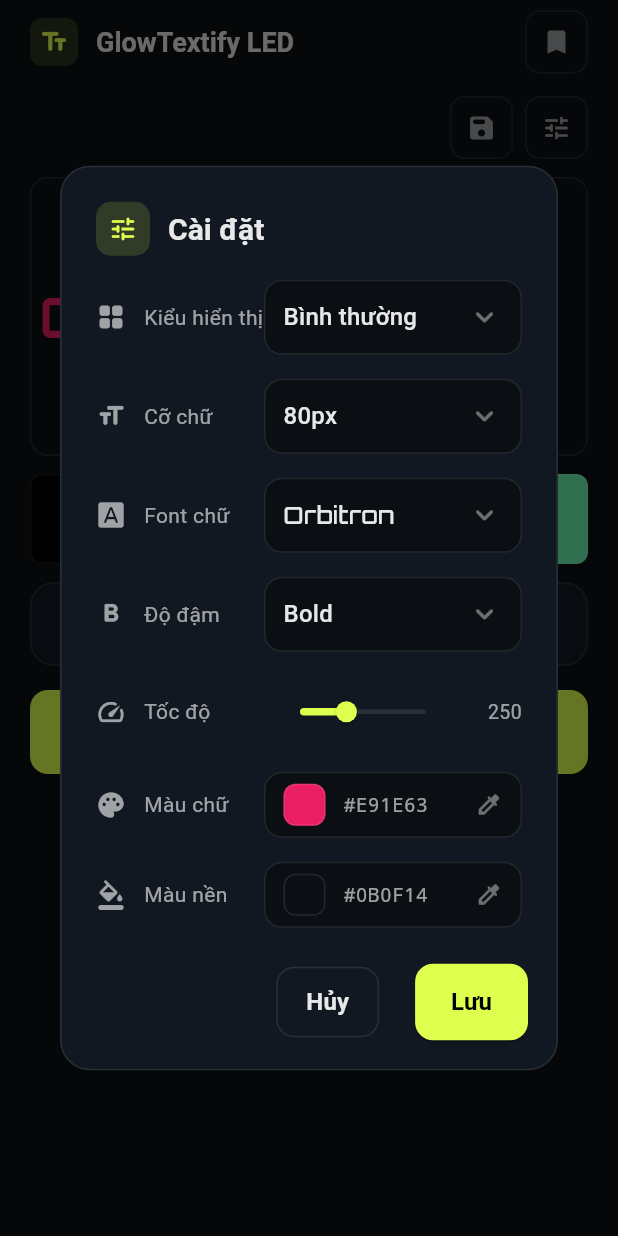
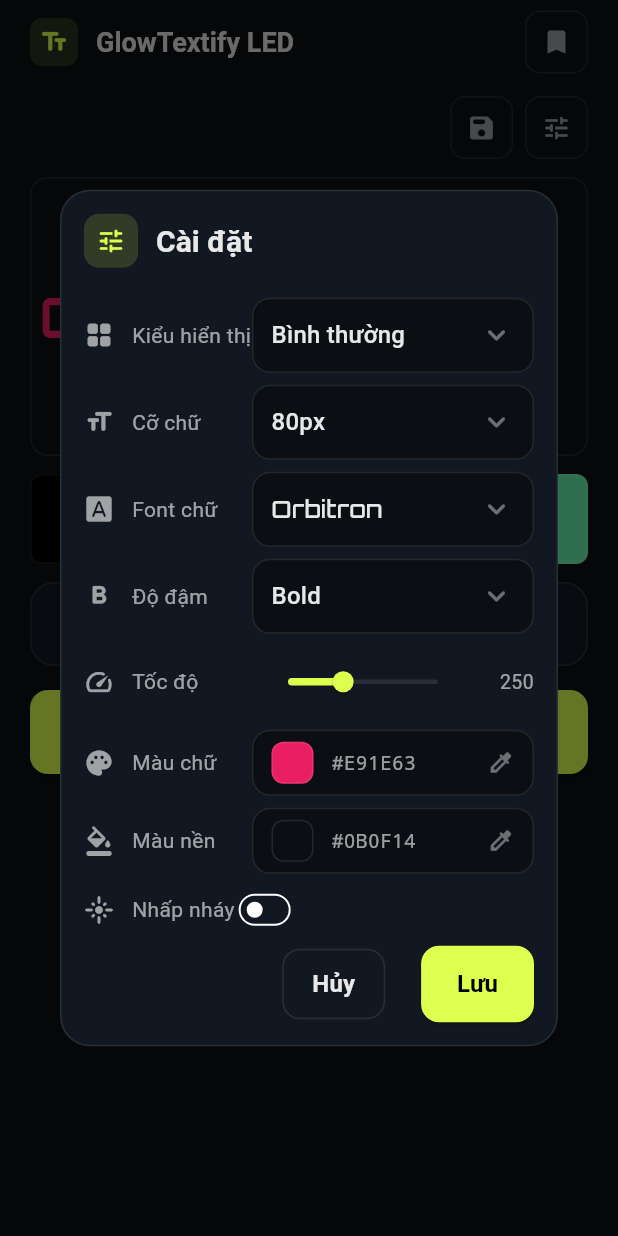
Before and after one commit to doantu05150/Text-Runner-App, a Flutter app: the screen it shows after launch, after a tap on the "tune" icon, on a phone screen of 412 x 824 dp. Run offline on Flutter 3.47's test engine with Material 3 defaults, Android fonts, the phone set to English and light mode, and no system bars; our stand-ins replace google_fonts, shared_preferences, wakelock_plus.

Commit message:
feat: add blink text settings

```diff
--- a/lib/main.dart
+++ b/lib/main.dart
@@ -48,6 +48,8 @@
               backgroundColor: args['backgroundColor'] as Color,
               speed: args['speed'] as double? ?? 150.0,
               displayStyle: args['displayStyle'] as DisplayStyle? ?? DisplayStyle.normal,
+              blinkText: args['blinkText'] as bool? ?? false,
+              blinkSpeed: args['blinkSpeed'] as double? ?? 500.0,
             ),
           );
         }
--- a/lib/models/saved_item.dart
+++ b/lib/models/saved_item.dart
@@ -8,6 +8,8 @@
   final int backgroundColorValue;
   final double speed;
   final String displayStyle; // 'normal' or 'led'
+  final bool blinkText;
+  final double blinkSpeed;
   final DateTime createdAt;
 
   SavedItem({
@@ -20,6 +22,8 @@
     required this.backgroundColorValue,
     this.speed = 150.0,
     this.displayStyle = 'normal',
+    this.blinkText = false,
+    this.blinkSpeed = 500.0,
     required this.createdAt,
   });
 
@@ -33,6 +37,8 @@
     'backgroundColorValue': backgroundColorValue,
     'speed': speed,
     'displayStyle': displayStyle,
+    'blinkText': blinkText,
+    'blinkSpeed': blinkSpeed,
     'createdAt': createdAt.toIso8601String(),
   };
 
@@ -46,6 +52,8 @@
     backgroundColorValue: json['backgroundColorValue'],
     speed: (json['speed'] as num?)?.toDouble() ?? 150.0,
     displayStyle: json['displayStyle'] as String? ?? 'normal',
+    blinkText: json['blinkText'] as bool? ?? false,
+    blinkSpeed: (json['blinkSpeed'] as num?)?.toDouble() ?? 500.0,
     createdAt: DateTime.parse(json['createdAt']),
   );
 }
--- a/lib/screens/home_screen.dart
+++ b/lib/screens/home_screen.dart
@@ -31,6 +31,8 @@
   Color _backgroundColor = AppColors.bgMain;
   double _speed = 250.0;
   DisplayStyle _displayStyle = DisplayStyle.normal;
+  bool _blinkText = false;
+  double _blinkSpeed = 500.0; // milliseconds
 
   static const double _inputFontSize = 18.0;
   static const double _minInputHeight = 56.0;
@@ -51,6 +53,8 @@
   late Color _tempBackgroundColor;
   late double _tempSpeed;
   late DisplayStyle _tempDisplayStyle;
+  late bool _tempBlinkText;
+  late double _tempBlinkSpeed;
 
   final List<double> _fontSizeOptions = List.generate(
     ((240 - 56) ~/ 4) + 1,
@@ -89,6 +93,8 @@
     _tempBackgroundColor = _backgroundColor;
     _tempSpeed = _speed;
     _tempDisplayStyle = _displayStyle;
+    _tempBlinkText = _blinkText;
+    _tempBlinkSpeed = _blinkSpeed;
     _controller.addListener(_onTextChanged);
     WidgetsBinding.instance.addPostFrameCallback((_) => _updateInputHeight());
   }
@@ -171,6 +177,8 @@
       backgroundColorValue: _backgroundColor.toARGB32(),
       speed: _speed,
       displayStyle: _displayStyle.name,
+      blinkText: _blinkText,
+      blinkSpeed: _blinkSpeed,
       createdAt: DateTime.now(),
     );
 
@@ -216,6 +224,8 @@
         'fontWeight': _fontWeight,
         'speed': _speed,
         'displayStyle': _displayStyle,
+        'blinkText': _blinkText,
+        'blinkSpeed': _blinkSpeed,
       },
     );
   }
@@ -229,6 +239,8 @@
     _tempBackgroundColor = _backgroundColor;
     _tempSpeed = _speed;
     _tempDisplayStyle = _displayStyle;
+    _tempBlinkText = _blinkText;
+    _tempBlinkSpeed = _blinkSpeed;
 
     showDialog(
       context: context,
@@ -236,6 +248,8 @@
         builder: (context, setDialogState) {
           return AlertDialog(
             backgroundColor: AppColors.bgCard,
+            contentPadding: const EdgeInsets.fromLTRB(16, 12, 16, 0),
+            titlePadding: const EdgeInsets.fromLTRB(16, 16, 16, 8),
             shape: RoundedRectangleBorder(
               borderRadius: BorderRadius.circular(20),
               side: const BorderSide(color: AppColors.border),
@@ -287,7 +301,7 @@
                       },
                     ),
                   ),
-                  const SizedBox(height: 16),
+                  const SizedBox(height: 8),
 
                   // Font Size
                   _buildSettingRow(
@@ -304,7 +318,7 @@
                       },
                     ),
                   ),
-                  const SizedBox(height: 16),
+                  const SizedBox(height: 8),
 
                   // Font Family
                   _buildSettingRow(
@@ -321,7 +335,7 @@
                       },
                     ),
                   ),
-                  const SizedBox(height: 16),
+                  const SizedBox(height: 8),
 
                   // Font Weight
                   _buildSettingRow(
@@ -338,7 +352,7 @@
                       },
                     ),
                   ),
-                  const SizedBox(height: 16),
+                  const SizedBox(height: 8),
 
                   // Speed
                   _buildSettingRow(
@@ -376,7 +390,7 @@
                       ],
                     ),
                   ),
-                  const SizedBox(height: 16),
+                  const SizedBox(height: 8),
 
                   // Text Color
                   _buildSettingRow(
@@ -384,7 +398,7 @@
                     label: 'Màu chữ',
                     child: _buildColorSwatch(_tempTextColor, () => _showColorPickerInDialog(setDialogState, true)),
                   ),
-                  const SizedBox(height: 16),
+                  const SizedBox(height: 8),
 
                   // Background Color
                   _buildSettingRow(
@@ -392,10 +406,59 @@
                     label: 'Màu nền',
                     child: _buildColorSwatch(_tempBackgroundColor, () => _showColorPickerInDialog(setDialogState, false)),
                   ),
+                  const SizedBox(height: 8),
+
+                  // Blink Text
+                  Row(
+                    children: [
+                      const Icon(Icons.flare_rounded, size: 20, color: AppColors.textSecondary),
+                      const SizedBox(width: 12),
+                      const Text('Nhấp nháy', style: TextStyle(color: AppColors.textSecondary, fontSize: 14)),
+                      SizedBox(
+                        height: 32,
+                        child: FittedBox(
+                          child: Switch(
+                            value: _tempBlinkText,
+                            activeThumbColor: AppColors.primary,
+                            onChanged: (value) => setDialogState(() => _tempBlinkText = value),
+                          ),
+                        ),
+                      ),
+                      if (_tempBlinkText) ...[
+                        Expanded(
+                          child: SliderTheme(
+                            data: SliderTheme.of(context).copyWith(
+                              activeTrackColor: AppColors.primary,
+                              inactiveTrackColor: AppColors.border,
+                              thumbColor: AppColors.primary,
+                              overlayColor: AppColors.primarySoft,
+                              trackHeight: 3,
+                              thumbShape: const RoundSliderThumbShape(enabledThumbRadius: 7),
+                            ),
+                            child: Slider(
+                              value: _tempBlinkSpeed,
+                              min: 100,
+                              max: 1000,
+                              divisions: 18,
+                              onChanged: (value) => setDialogState(() => _tempBlinkSpeed = value),
+                            ),
+                          ),
+                        ),
+                        SizedBox(
+                          width: 40,
+                          child: Text(
+                            '${_tempBlinkSpeed.round()}',
+                            style: const TextStyle(color: AppColors.textSecondary, fontSize: 13),
+                            textAlign: TextAlign.right,
+                          ),
+                        ),
+                      ],
+                    ],
+                  ),
                 ],
               ),
             ),
-            actionsPadding: const EdgeInsets.fromLTRB(20, 0, 20, 20),
+            actionsPadding: const EdgeInsets.fromLTRB(16, 8, 16, 16),
             actions: [
               AppButton(
                 isPrimary: false,
@@ -413,6 +476,8 @@
                     _backgroundColor = _tempBackgroundColor;
                     _speed = _tempSpeed;
                     _displayStyle = _tempDisplayStyle;
+                    _blinkText = _tempBlinkText;
+                    _blinkSpeed = _tempBlinkSpeed;
                   });
                   Navigator.pop(context);
                 },
@@ -696,6 +761,8 @@
               backgroundColor: _backgroundColor,
               speed: _speed,
               displayStyle: _displayStyle,
+              blinkText: _blinkText,
+              blinkSpeed: _blinkSpeed,
             ),
             const SizedBox(height: 12),
             // Quick Themes
@@ -723,7 +790,7 @@
                 _buildQuickTheme(
                   label: 'LED',
                   bgColor: Colors.red,
-                  textColor: Colors.white,
+                  textColor: Colors.black,
                 ),
                 _buildQuickTheme(
                   label: 'App',
--- a/lib/screens/run_screen.dart
+++ b/lib/screens/run_screen.dart
@@ -15,6 +15,8 @@
   final Color backgroundColor;
   final double speed;
   final DisplayStyle displayStyle;
+  final bool blinkText;
+  final double blinkSpeed;
 
   const RunScreen({
     super.key,
@@ -26,6 +28,8 @@
     required this.backgroundColor,
     this.speed = 50.0,
     this.displayStyle = DisplayStyle.normal,
+    this.blinkText = false,
+    this.blinkSpeed = 500.0,
   });
 
   @override
@@ -33,11 +37,14 @@
 }
 
 class _RunScreenState extends State<RunScreen>
-    with SingleTickerProviderStateMixin {
+    with TickerProviderStateMixin {
   late AnimationController _controller;
   late Animation<double> _animation;
   double _textWidth = 0;
   double _screenWidth = 0;
+
+  // Blink
+  AnimationController? _blinkController;
 
   // LED pixel data
   Uint8List? _ledPixels;
@@ -65,6 +72,13 @@
     );
 
     _animation = Tween<double>(begin: 0, end: 1).animate(_controller);
+
+    if (widget.blinkText) {
+      _blinkController = AnimationController(
+        vsync: this,
+        duration: Duration(milliseconds: widget.blinkSpeed.round()),
+      )..repeat(reverse: true);
+    }
 
     WidgetsBinding.instance.addPostFrameCallback((_) {
       _calculateDimensions();
@@ -155,6 +169,7 @@
     try {
       WakelockPlus.disable();
     } catch (_) {}
+    _blinkController?.dispose();
     _controller.dispose();
     super.dispose();
   }
@@ -229,9 +244,16 @@
 
   @override
   Widget build(BuildContext context) {
-    final content = widget.displayStyle == DisplayStyle.led
+    Widget content = widget.displayStyle == DisplayStyle.led
         ? _buildLedText()
         : _buildNormalText();
+
+    if (_blinkController != null) {
+      content = FadeTransition(
+        opacity: _blinkController!,
+        child: content,
+      );
+    }
 
     return Scaffold(
       backgroundColor: widget.backgroundColor,
--- a/lib/widgets/preview_run_widget.dart
+++ b/lib/widgets/preview_run_widget.dart
@@ -14,6 +14,8 @@
   final Color backgroundColor;
   final double speed;
   final DisplayStyle displayStyle;
+  final bool blinkText;
+  final double blinkSpeed;
 
   const PreviewRunWidget({
     super.key,
@@ -25,6 +27,8 @@
     required this.backgroundColor,
     this.speed = 150.0,
     this.displayStyle = DisplayStyle.normal,
+    this.blinkText = false,
+    this.blinkSpeed = 500.0,
   });
 
   @override
@@ -32,9 +36,10 @@
 }
 
 class _PreviewRunWidgetState extends State<PreviewRunWidget>
-    with SingleTickerProviderStateMixin {
+    with TickerProviderStateMixin {
   late AnimationController _controller;
   Animation<double>? _animation;
+  AnimationController? _blinkController;
 
   double _previewWidth = 0;
   double _scale = 1.0;
@@ -54,6 +59,7 @@
         _controller.forward(from: 0);
       }
     });
+    _updateBlinkController();
   }
 
   void _rebuildAnimation() {
@@ -106,9 +112,29 @@
     }
   }
 
+  void _updateBlinkController() {
+    if (widget.blinkText) {
+      final duration = Duration(milliseconds: widget.blinkSpeed.round());
+      if (_blinkController == null) {
+        _blinkController = AnimationController(
+          vsync: this,
+          duration: duration,
+        )..repeat(reverse: true);
+      } else {
+        _blinkController!.duration = duration;
+      }
+    } else if (_blinkController != null) {
+      _blinkController!.dispose();
+      _blinkController = null;
+    }
+  }
+
   @override
   void didUpdateWidget(PreviewRunWidget oldWidget) {
     super.didUpdateWidget(oldWidget);
+    if (oldWidget.blinkText != widget.blinkText || oldWidget.blinkSpeed != widget.blinkSpeed) {
+      _updateBlinkController();
+    }
     if (oldWidget.text != widget.text ||
         oldWidget.fontSize != widget.fontSize ||
         oldWidget.fontFamily != widget.fontFamily ||
@@ -121,6 +147,7 @@
 
   @override
   void dispose() {
+    _blinkController?.dispose();
     _controller.dispose();
     super.dispose();
   }
@@ -155,7 +182,7 @@
           clipBehavior: Clip.hardEdge,
           child: widget.text.isEmpty
               ? const SizedBox()
-              : AnimatedBuilder(
+              : _wrapWithBlink(AnimatedBuilder(
                   animation: _controller,
                   builder: (context, _) {
                     final position = _animation?.value ?? -_textWidth;
@@ -196,9 +223,16 @@
                       ],
                     );
                   },
-                ),
+                )),
         );
       },
     );
   }
+
+  Widget _wrapWithBlink(Widget child) {
+    if (_blinkController != null) {
+      return FadeTransition(opacity: _blinkController!, child: child);
+    }
+    return child;
+  }
 }
```
